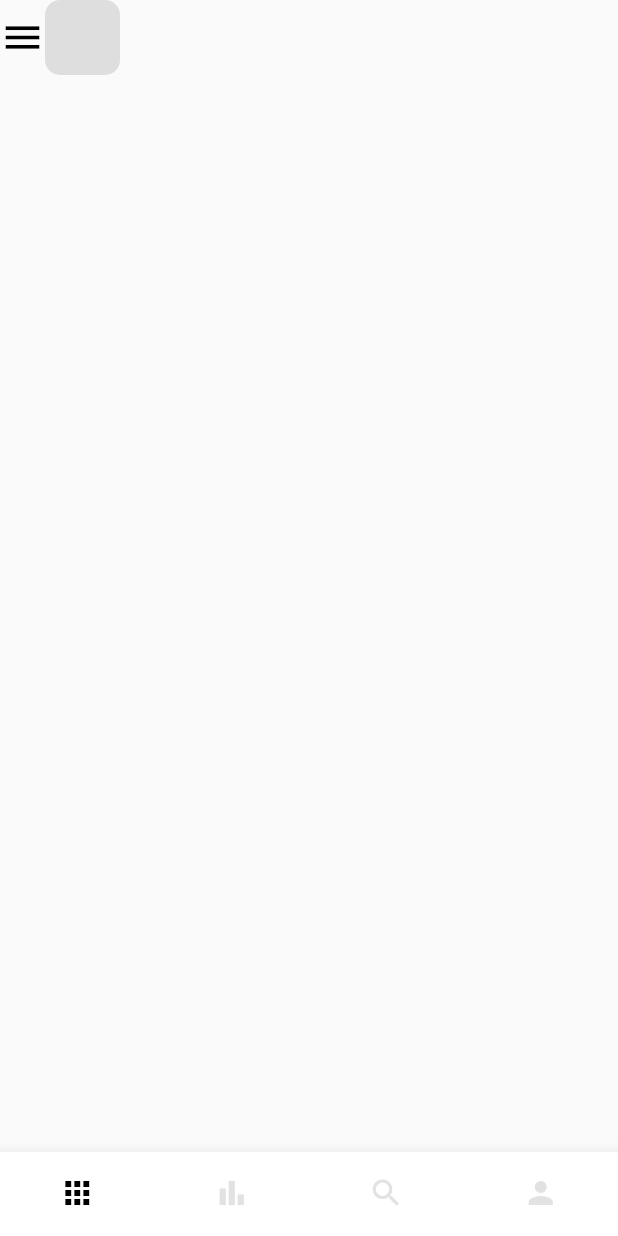
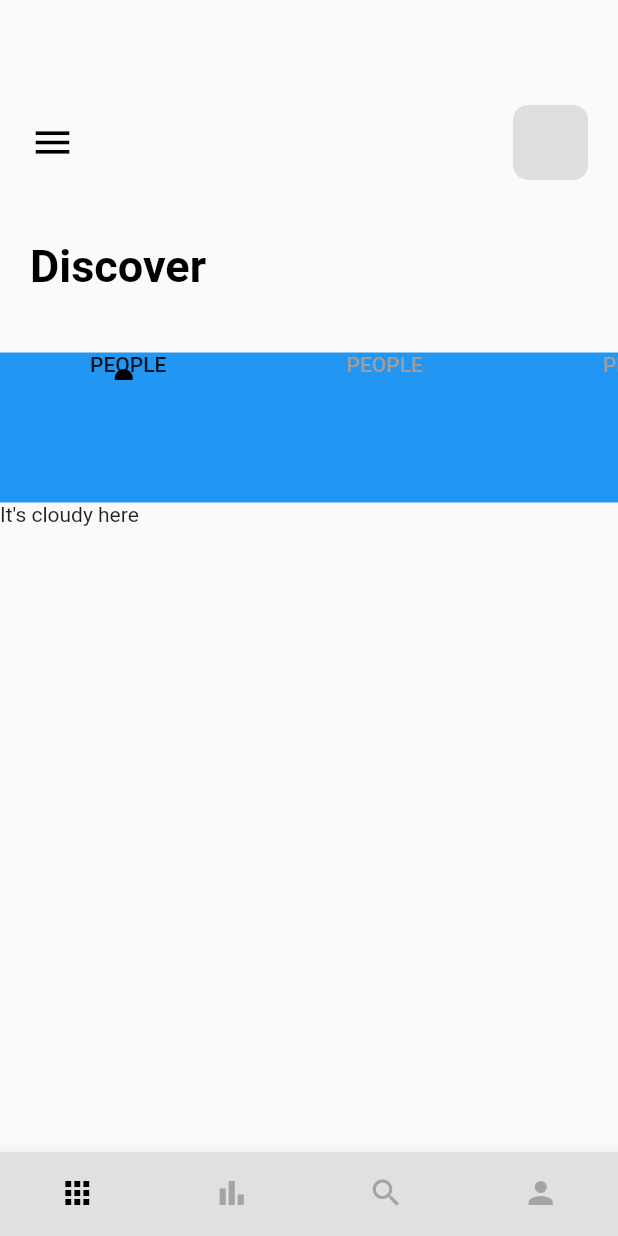
Before and after one commit to Ikwame91/TravelAppWithBloc, a Flutter app: the MainPage screen opened directly, on a phone screen of 412 x 824 dp. Run offline on Flutter 3.47's test engine with Material 2 defaults, Android fonts, the phone set to English and light mode, and no system bars.

Commit message:
second push

```diff
--- a/lib/main.dart
+++ b/lib/main.dart
@@ -1,5 +1,5 @@
 import 'package:flutter/material.dart';
-import 'package:travelappwithbloc/pages/welcome_page.dart';
+import 'package:travelappwithbloc/pages/navpages/main_page.dart';
 
 void main() {
   runApp(const MyApp());
@@ -8,7 +8,6 @@ void main() {
 class MyApp extends StatelessWidget {
   const MyApp({super.key});
 
-  // This widget is the root of your application.
   @override
   Widget build(BuildContext context) {
     return MaterialApp(
@@ -17,7 +16,7 @@ class MyApp extends StatelessWidget {
       theme: ThemeData(
         primarySwatch: Colors.orange,
       ),
-      home: WelcomePage(),
+      home: MainPage(),
     );
   }
 }
--- a/lib/pages/navpages/homepage.dart
+++ b/lib/pages/navpages/homepage.dart
@@ -1,6 +1,8 @@
+// ignore_for_file: public_member_api_docs, sort_constructors_first
 // ignore_for_file: prefer_const_literals_to_create_immutables, prefer_const_constructors
 
 import 'package:flutter/material.dart';
+import 'package:travelappwithbloc/pages/widget/app_text.dart';
 
 class Homepage extends StatefulWidget {
   const Homepage({super.key});
@@ -9,14 +11,28 @@ class Homepage extends StatefulWidget {
   State<Homepage> createState() => _HomepageState();
 }
 
-class _HomepageState extends State<Homepage> {
+class _HomepageState extends State<Homepage> with TickerProviderStateMixin {
+  final List<String> _images = [
+    'assets/images/man.jpg',
+    'assets/images/nicebuilding.jpg',
+    'assets/images/pretty.jpg',
+  ];
   @override
   Widget build(BuildContext context) {
+    TabController _tabController = TabController(length: 3, vsync: this);
+
     return Scaffold(
       body: Column(
+        crossAxisAlignment: CrossAxisAlignment.start,
         children: [
           Container(
+            child: Padding(
+              padding: const EdgeInsets.only(
+                top: 70,
+                left: 20,
+              ),
               child: Row(
+                mainAxisAlignment: MainAxisAlignment.spaceBetween,
                 children: [
                   Icon(
                     Icons.menu,
@@ -24,18 +40,98 @@ class _HomepageState extends State<Homepage> {
                     color: Colors.black,
                   ),
                   Container(
+                    margin: const EdgeInsets.only(right: 20),
                     width: 50,
                     height: 50,
                     decoration: BoxDecoration(
                       borderRadius: BorderRadius.circular(10),
                       color: Colors.grey.withOpacity(0.3),
                     ),
-                )
+                  ),
                 ],
               ),
-          )
+            ),
+          ),
+          SizedBox(
+            height: 40,
+          ),
+          Padding(
+            padding: const EdgeInsets.only(left: 20),
+            child: LargeText(text: 'Discover'),
+          ),
+          SizedBox(
+            height: 40,
+          ),
+          Container(
+            height: 100,
+            color: Colors.blue,
+            child: Align(
+              alignment: Alignment.topCenter,
+              child: TabBar(
+                labelPadding: EdgeInsets.only(left: 60, right: 60),
+                controller: _tabController,
+                unselectedLabelColor: Colors.grey,
+                isScrollable: true,
+                indicatorSize: TabBarIndicatorSize.label,
+                indicator: CircleTabIndicator(color: Colors.black, radius: 6),
+                tabs: [
+                  Text('PEOPLE'),
+                  Text('PEOPLE'),
+                  Text('PEOPLE'),
+                ],
+              ),
+            ),
+          ),
+          Container(
+            height: 90,
+            width: double.maxFinite,
+            child: TabBarView(
+              controller: _tabController,
+              children: [
+                Text('It\'s cloudy here'),
+                Text('It\'s cloudy here'),
+                Text('It\'s cloudy here'),
+              ],
+            ),
+          ),
         ],
       ),
     );
   }
 }
+
+class CircleTabIndicator extends Decoration {
+  final Color color;
+  double radius;
+
+  CircleTabIndicator({
+    required this.color,
+    required this.radius,
+  });
+  @override
+  BoxPainter createBoxPainter([VoidCallback? onChanged]) {
+    return _CirclePainter(color: color, radius: radius);
+  }
+}
+
+class _CirclePainter extends BoxPainter {
+  final Color color;
+  double radius;
+
+  _CirclePainter({
+    required this.color,
+    required this.radius,
+  });
+  @override
+  void paint(Canvas canvas, Offset offset, ImageConfiguration configuration) {
+    Paint paint = Paint();
+    paint.color = color;
+    paint.isAntiAlias = true;
+    final Offset circleOffset = Offset(
+      configuration.size!.width / 2 - radius / 2,
+      configuration.size!.height - radius / 2 + 2,
+    );
+
+    canvas.drawCircle(circleOffset + offset, radius, paint);
+  }
+}
--- a/lib/pages/navpages/main_page.dart
+++ b/lib/pages/navpages/main_page.dart
@@ -3,8 +3,8 @@
 import 'package:flutter/material.dart';
 import 'package:travelappwithbloc/pages/navpages/bar_item_page.dart';
 import 'package:travelappwithbloc/pages/navpages/homepage.dart';
+import 'package:travelappwithbloc/pages/navpages/my_page.dart';
 import 'package:travelappwithbloc/pages/navpages/search_page.dart';
-import 'package:travelappwithbloc/pages/welcome_page.dart';
 
 class MainPage extends StatefulWidget {
   const MainPage({super.key});
@@ -14,12 +14,7 @@ class MainPage extends StatefulWidget {
 }
 
 class _MainPageState extends State<MainPage> {
-  final List pages = [
-    Homepage(),
-    WelcomePage(),
-    BarItemPage(),
-    SearchPage(),
-  ];
+  final List pages = [Homepage(), BarItemPage(), SearchPage(), MyPage()];
   int currentIndex = 0;
   void ontap(int index) {
     setState(() {
@@ -35,11 +30,11 @@ class _MainPageState extends State<MainPage> {
         unselectedFontSize: 0,
         selectedFontSize: 0,
         type: BottomNavigationBarType.fixed,
-        backgroundColor: Colors.white,
+        backgroundColor: Colors.grey[300],
         onTap: ontap,
         currentIndex: currentIndex,
         selectedItemColor: Colors.black,
-        unselectedItemColor: Colors.grey.withOpacity(0.3),
+        unselectedItemColor: Colors.grey.withOpacity(0.9),
         showSelectedLabels: false,
         showUnselectedLabels: false,
         items: [
--- a/lib/pages/widget/text_widget.dart
+++ b/lib/pages/widget/text_widget.dart
@@ -16,9 +16,10 @@ class AppText extends StatelessWidget {
     return Text(
       text,
       style: TextStyle(
+        letterSpacing: 0.7,
         color: color,
         fontSize: fontSize,
-        fontWeight: FontWeight.w500,
+        fontWeight: FontWeight.w700,
       ),
     );
   }
```
Also changed, not shown: lib/pages/welcome_page.dart (+22 -1 lines), lib/pages/widget/responsive_button.dart (+5 -14 lines). Lines whose indentation alone changed are shown as unchanged.
